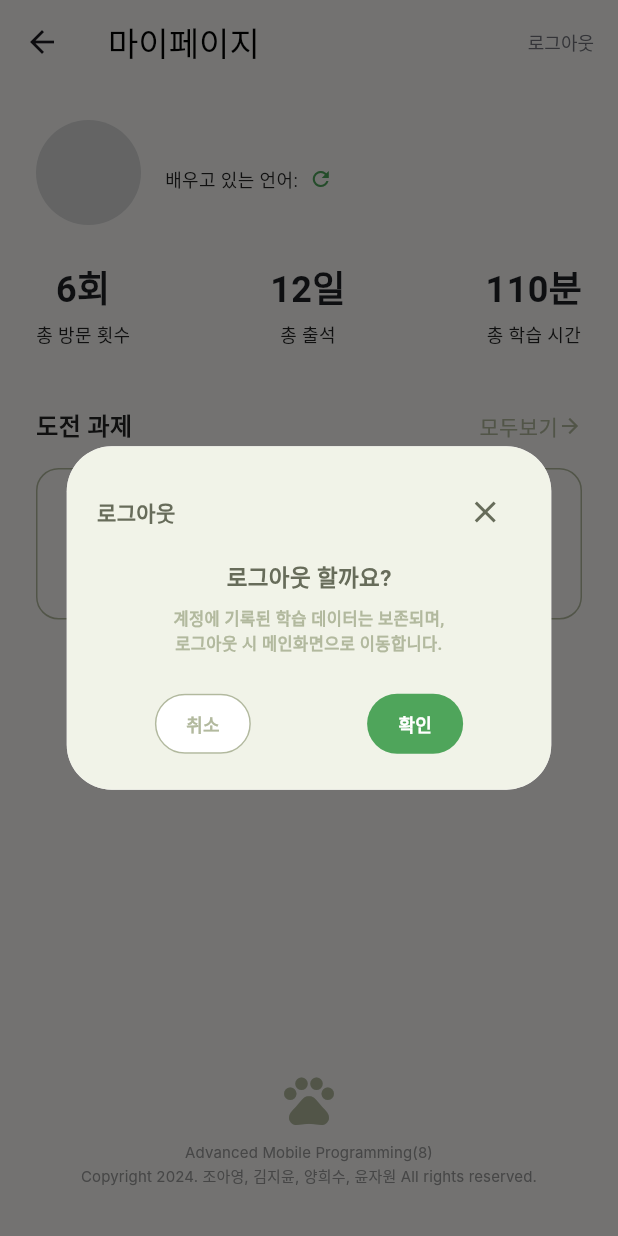
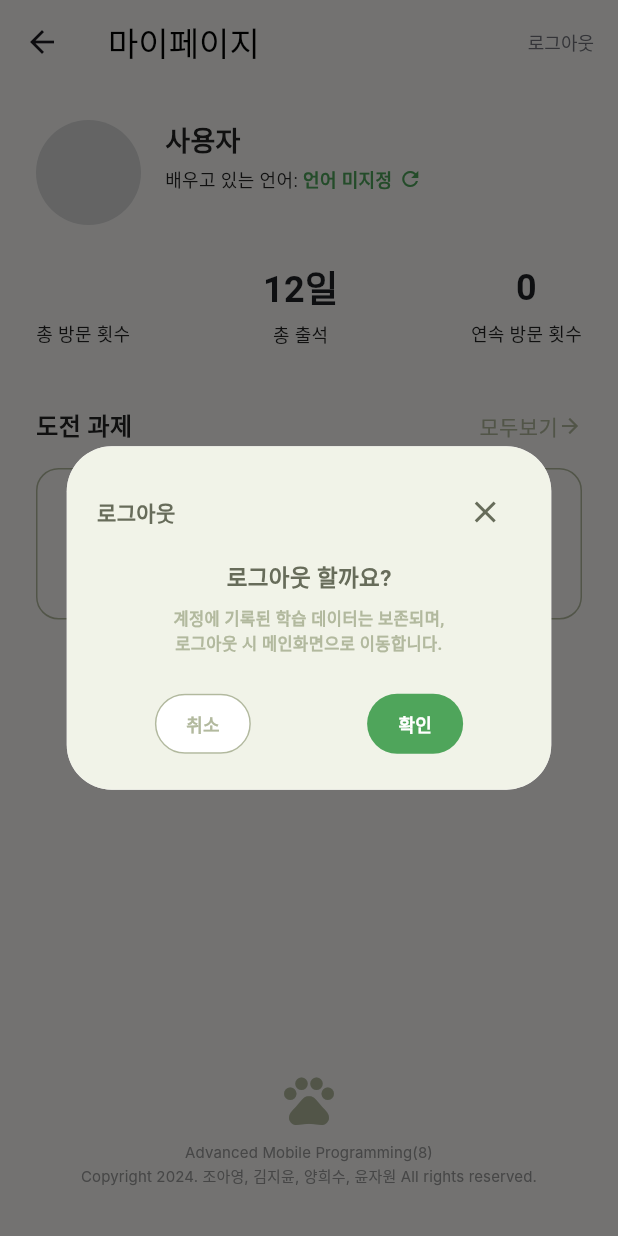
Before and after one commit to jiyoon0227/lanny_program, a Flutter app: the MyPageScreen screen opened directly, after a tap on "로그아웃", on a phone screen of 412 x 824 dp. Run offline on Flutter 3.47's test engine with Material 3 defaults, Android fonts, the phone set to English and light mode, and no system bars; our stand-ins replace cloud_firestore, firebase_auth, firebase_core, sqflite; accounts and stored records are empty; Roboto replaces fonts that are missing (Inter).

Commit message:
mypage firebase와 연동

```diff
--- a/lib/data/user_model.dart
+++ b/lib/data/user_model.dart
@@ -65,6 +65,8 @@ class UserData {
   final String uid;
   final String continuous;
   final String email;
+  final String visitCounts;
+
 
   UserData({
     required this.id,
@@ -72,6 +74,7 @@ class UserData {
     required this.uid,
     required this.continuous,
     required this.email,
+    required this.visitCounts
   });
 
   // Firestore 데이터에서 객체 생성
@@ -82,6 +85,7 @@ class UserData {
       uid: documentId, // Firestore document ID (UID)로 설정
       continuous: data['continuous'] ?? '',
       email: data['email'] ?? '',
+      visitCounts: data['visitCounts'] ?? '',
     );
   }
 
@@ -92,6 +96,7 @@ class UserData {
       'PassWord': password,
       'continuous': continuous,
       'email': email,
+      'visitCounts': visitCounts
     };
   }
 }
--- a/lib/screens/login_screen.dart
+++ b/lib/screens/login_screen.dart
@@ -36,7 +36,7 @@ class _login_screenState extends State<login_screen> {
         // Firestore에서 사용자 추가 데이터 가져오기
         fetchUserData(email);
 
-        // 'continuous' 업데이트
+        // visitCounts 'continuous' 업데이트
         await _authService.updateContinuousIfYesterday(email);
 
         // 로그인 성공 메시지
--- a/lib/screens/mypage_screen.dart
+++ b/lib/screens/mypage_screen.dart
@@ -17,6 +17,9 @@ class _MyPageScreenState extends State<MyPageScreen> {
   String userName = '';
   String userEmail = '';
   String learningLanguage = '';
+  String continuous = '';
+  String visitCounts = '';
+
   final AuthService _authService = AuthService();
 
 
@@ -49,11 +52,17 @@ class _MyPageScreenState extends State<MyPageScreen> {
 
         if (userDoc.exists) {
           setState(() {
-            userName = userDoc['name'] ?? '사용자';
+            userName = '사용자';
             userEmail = userDoc['email'] ?? '이메일 없음';
-            learningLanguage = userDoc['language'] ?? '언어 미지정';
+            learningLanguage ='언어 미지정'; //userDoc['language'] ?? '언어 미지정';
+            visitCounts = userDoc['visitCounts'] ?? '0';
+            continuous = userDoc['continuous'] ?? '0';
+
           });
         }
+      }
+      else{
+        print("current user isn't exist");
       }
     } catch (e) {
       print('Error loading user info: $e');
@@ -122,9 +131,9 @@ class _MyPageScreenState extends State<MyPageScreen> {
           Row(
             mainAxisAlignment: MainAxisAlignment.spaceBetween,
             children: [
-              _buildStatItem('총 방문 횟수', '6회'),
+              _buildStatItem('총 방문 횟수', visitCounts),
               _buildStatItem('총 출석', '12일'),
-              _buildStatItem('총 학습 시간', '110분'),
+              _buildStatItem('연속 방문 횟수', continuous),
             ],
           ),
           SizedBox(height: 40), // 도전 과제 위젯 위에 추가 간격
```
Also changed, not shown: lib/FireStore/AuthService.dart (+16 -33 lines), lib/screens/signup_screen.dart (+22 -8 lines).
